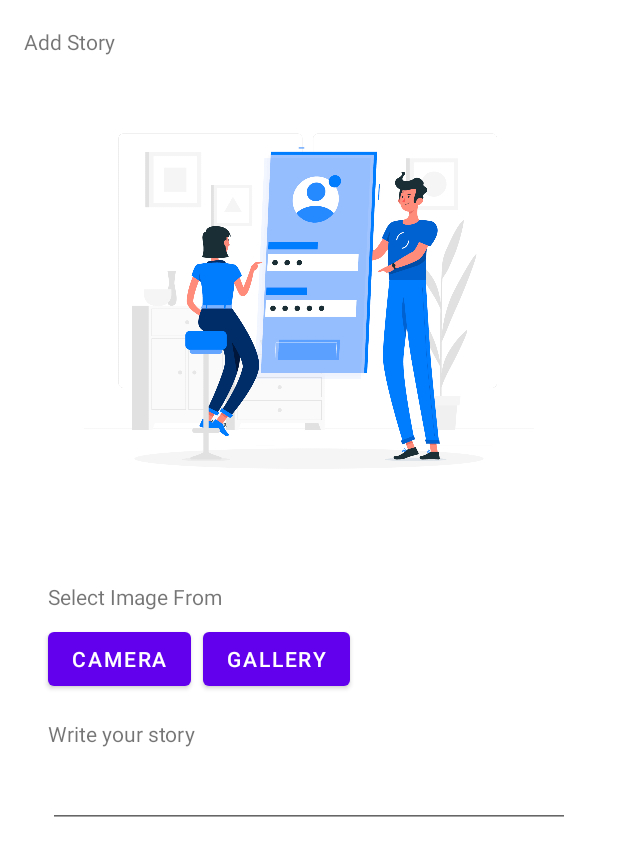
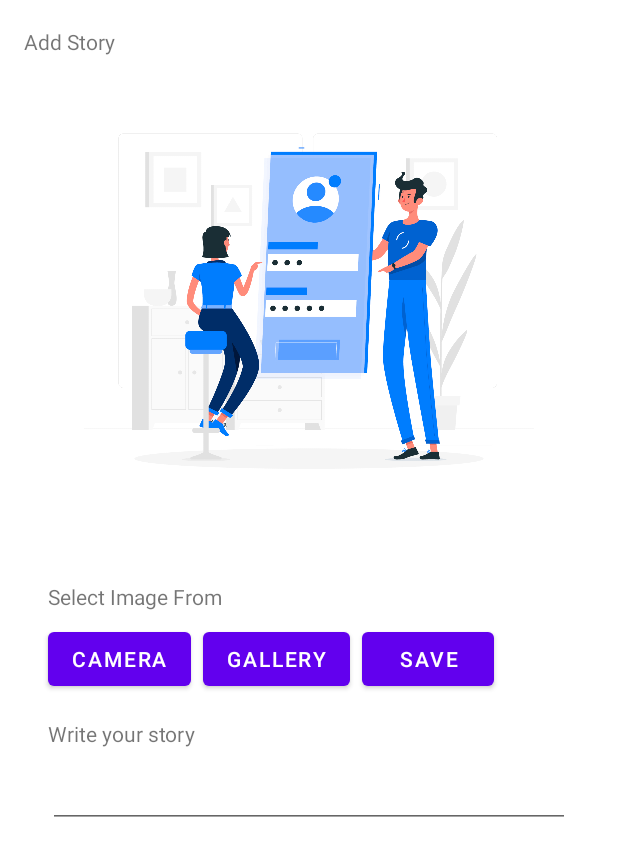
Before and after one commit to rivaldofez/StoryMessage, an Android app: the AddStoryFragment screen opened through its navigation route, on a phone screen of 412 x 824 dp. Shown: the top 856 px of the screen. Run offline under Robolectric (Android 15) with nearby library versions, the phone set to English and light mode, and no system bars; our stand-ins replace Dagger/Hilt's generated code; pictures from the network do not load.

Commit message:
implement add story function in ui

```diff
--- a/app/src/main/res/layout/fragment_add_story.xml
+++ b/app/src/main/res/layout/fragment_add_story.xml
@@ -74,6 +74,16 @@
                 app:layout_constraintStart_toEndOf="@+id/btn_camera"
                 app:layout_constraintTop_toTopOf="@+id/btn_camera" />
 
+            <Button
+                android:id="@+id/btn_save"
+                android:layout_width="wrap_content"
+                android:layout_height="wrap_content"
+                android:layout_marginStart="8dp"
+                android:text="Save"
+                app:layout_constraintBottom_toBottomOf="@+id/btn_camera"
+                app:layout_constraintStart_toEndOf="@+id/btn_gallery"
+                app:layout_constraintTop_toTopOf="@+id/btn_camera" />
+
 
             <TextView
                 android:id="@+id/tv_title_write_description"
```
Also changed, not shown: app/src/main/java/com/rivaldofez/storymessage/addstory/AddStoryFragment.kt (+52 -0 lines).
